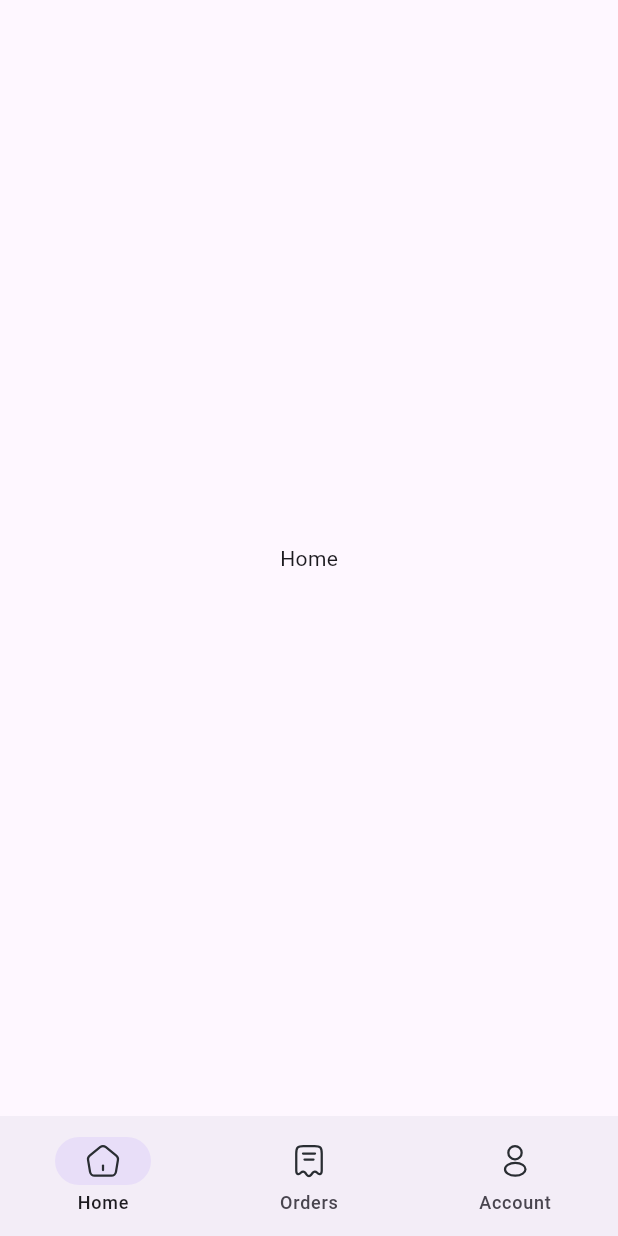
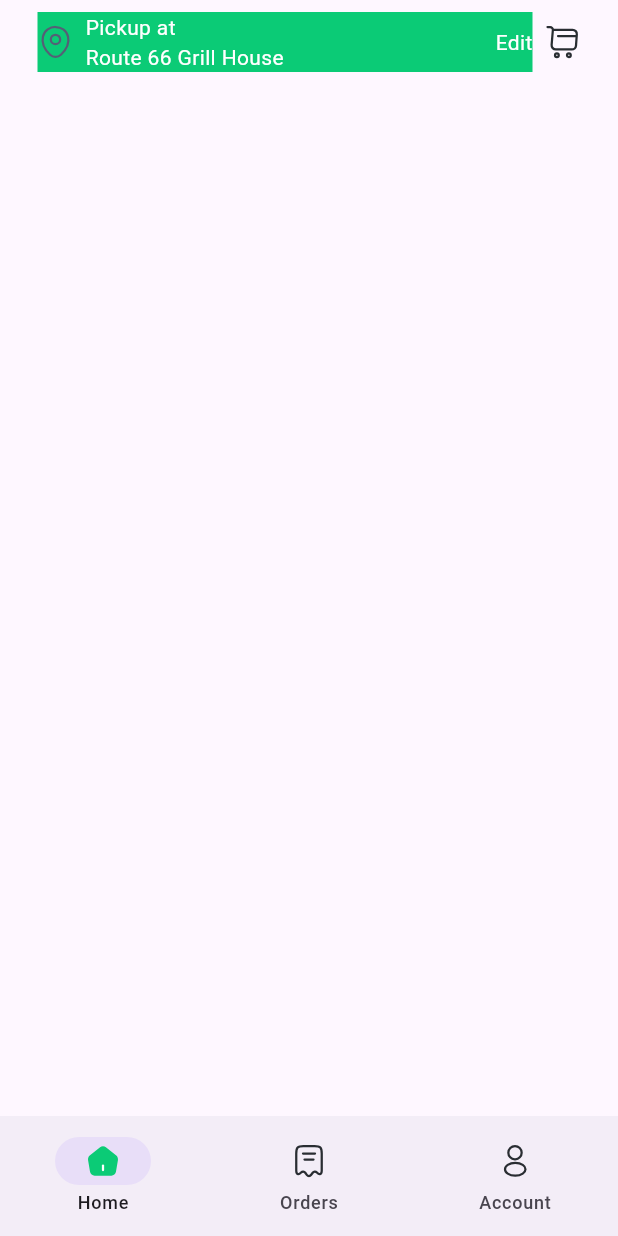
Before and after one commit to dizzpy/Food-Ordering-App, a Flutter app: the screen it shows after launch, on a phone screen of 412 x 824 dp. Run offline on Flutter 3.47's test engine with Material 3 defaults, Android fonts, the phone set to English and light mode, and no system bars; our stand-ins replace flutter_svg.

Commit message:
location bar half

```diff
--- a/lib/pages/dashboard.dart
+++ b/lib/pages/dashboard.dart
@@ -1,5 +1,5 @@
 import 'package:flutter/material.dart';
-import 'package:flutter_svg/svg.dart';
+import 'package:flutter_svg/flutter_svg.dart';
 import 'package:food_odering_app/pages/nav/account_page.dart';
 import 'package:food_odering_app/pages/nav/home_page.dart';
 import 'package:food_odering_app/pages/nav/orders_page.dart';
@@ -13,6 +13,7 @@ class DashboardPage extends StatefulWidget {
 
 class _DashboardPageState extends State<DashboardPage> {
   int currentPageIndex = 0;
+
   @override
   Widget build(BuildContext context) {
     return Scaffold(
@@ -26,49 +27,50 @@ class _DashboardPageState extends State<DashboardPage> {
         destinations: [
           NavigationDestination(
             icon: SvgPicture.asset(
-              'lib/images/icons/home.svg',
+              currentPageIndex == 0
+                  ? 'lib/images/icons/home_filled.svg'
+                  : 'lib/images/icons/home_outline.svg',
               width: 24,
               height: 24,
+              // ignore: deprecated_member_use
+              // color: currentPageIndex == 0 ? kPrimaryGreen : Colors.grey,
             ),
             label: 'Home',
           ),
           NavigationDestination(
             icon: SvgPicture.asset(
-              'lib/images/icons/receipt.svg',
+              currentPageIndex == 1
+                  ? 'lib/images/icons/receipt_filled.svg'
+                  : 'lib/images/icons/receipt_outline.svg',
               width: 24,
               height: 24,
+              // ignore: deprecated_member_use
+              // color: currentPageIndex == 1 ? kPrimaryGreen : Colors.grey,
             ),
             label: 'Orders',
           ),
           NavigationDestination(
             icon: SvgPicture.asset(
-              'lib/images/icons/profile.svg',
+              currentPageIndex == 2
+                  ? 'lib/images/icons/profile_filled.svg'
+                  : 'lib/images/icons/profile_outline.svg',
               width: 24,
               height: 24,
+              // ignore: deprecated_member_use
+              // color: currentPageIndex == 2 ? kPrimaryGreen : Colors.grey,
             ),
             label: 'Account',
           ),
         ],
       ),
-      body: [
-        HomePage(),
-        OrderPage(),
-        AccountPage(),
-      ][currentPageIndex],
+      body: IndexedStack(
+        index: currentPageIndex,
+        children: const [
+          HomePage(), // Assuming this is the correct page
+          OrderPage(),
+          AccountPage(),
+        ],
+      ),
     );
   }
 }
-
-// children: [
-//             // Row location + cart icon
-
-//             // search bar
-
-//             // title "Recommend for you"
-
-//             // items card rows
-
-//             // banner
-
-//             // food catogory tab bar
-//           ],
--- a/lib/pages/nav/home_page.dart
+++ b/lib/pages/nav/home_page.dart
@@ -1,12 +1,81 @@
 import 'package:flutter/material.dart';
+import 'package:flutter_svg/svg.dart';
+import 'package:food_odering_app/themes/color.dart';
 
 class HomePage extends StatelessWidget {
   const HomePage({super.key});
 
   @override
   Widget build(BuildContext context) {
-    return Center(
-      child: Text('Home'),
+    return SafeArea(
+      child: Scaffold(
+        body: Center(
+          child: Padding(
+            padding: const EdgeInsets.symmetric(vertical: 8.0, horizontal: 25),
+            child: Column(
+              children: [
+                // row search bar + cart icon
+                Row(
+                  mainAxisAlignment: MainAxisAlignment.spaceBetween,
+                  children: [
+                    Expanded(
+                      child: Container(
+                        decoration: BoxDecoration(
+                          color: kPrimaryGreen,
+                        ),
+                        child: Row(
+                          mainAxisAlignment: MainAxisAlignment.spaceBetween,
+                          children: [
+                            // icon
+                            Row(
+                              children: [
+                                SvgPicture.asset(
+                                  'lib/images/icons/location.svg',
+                                  // ignore: deprecated_member_use
+                                  color: kTextGray,
+                                  width: 24,
+                                  height: 24,
+                                ),
+                                const SizedBox(width: 8),
+                                Column(
+                                  crossAxisAlignment: CrossAxisAlignment.start,
+                                  children: [
+                                    Text('Pickup at',
+                                        style: TextStyle(color: Colors.white)),
+                                    Text('Route 66 Grill House',
+                                        style: TextStyle(color: Colors.white)),
+                                  ],
+                                ),
+                              ],
+                            ),
+                            Text('Edit', style: TextStyle(color: Colors.white)),
+                          ],
+                        ),
+                      ),
+                    ),
+                    const SizedBox(
+                        width:
+                            8), // Add some spacing between the green box and the cart icon
+                    SvgPicture.asset('lib/images/icons/cart.svg')
+                  ],
+                ),
+
+                // search bar
+
+                // Recommended for you title
+
+                // food card row
+
+                // add banner
+
+                // food tab bar
+
+                // horizontal list of food cards
+              ],
+            ),
+          ),
+        ),
+      ),
     );
   }
 }
```
Also changed, not shown: lib/images/icons/cart.svg (added), lib/images/icons/home_filled.svg (added), lib/images/icons/home_outline.svg (renamed from lib/images/icons/home.svg), lib/images/icons/location.svg (added), lib/images/icons/profile_filled.svg (added), lib/images/icons/profile_outline.svg (renamed from lib/images/icons/profile.svg), lib/images/icons/receipt_filled.svg (added), lib/images/icons/receipt_outline.svg (renamed from lib/images/icons/receipt.svg).
